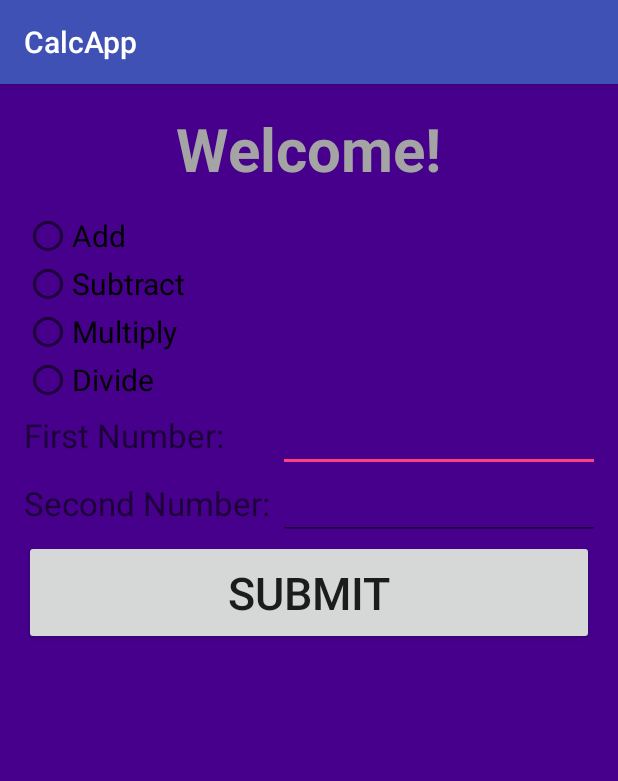
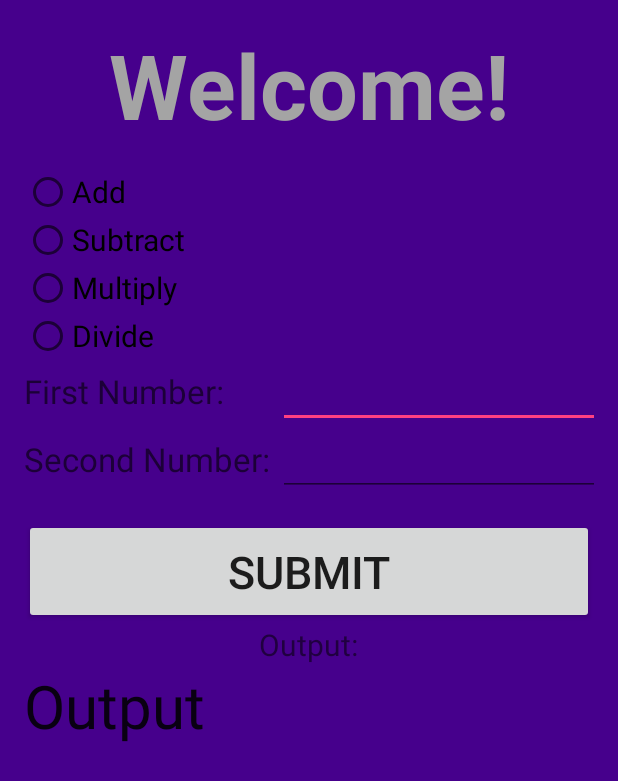
Before and after one commit to RossouwBinedellAliens/CalcApp, an Android app: the screen it shows after launch (MainActivity), on a phone screen of 412 x 824 dp. Shown: the top 781 px of the screen. Run offline under Robolectric (Android 15) with nearby library versions, the phone set to English and light mode, and no system bars.

Commit message:
Third Comment

```diff
--- a/app/src/main/java/maintest/calcapp/MainActivity.java
+++ b/app/src/main/java/maintest/calcapp/MainActivity.java
@@ -1,7 +1,9 @@
 package maintest.calcapp;
 
+import android.app.ActionBar;
 import android.support.v7.app.AppCompatActivity;
 import android.os.Bundle;
+import android.view.View;
 
 public class MainActivity extends AppCompatActivity {
 
@@ -9,5 +11,6 @@ public class MainActivity extends AppCompatActivity {
     protected void onCreate(Bundle savedInstanceState) {
         super.onCreate(savedInstanceState);
         setContentView(R.layout.activity_main);
+
     }
 }
--- a/app/src/main/res/layout/activity_main.xml
+++ b/app/src/main/res/layout/activity_main.xml
@@ -14,24 +14,37 @@
         android:layout_width="wrap_content"
         android:layout_height="wrap_content"
         android:text="Welcome!"
+        android:textSize="60sp"
         android:layout_centerHorizontal="true"
-        android:textSize="40sp"
         android:textStyle="bold"
         android:textColor="@color/fontColour"
-        android:id="@+id/textView" />
+        android:id="@+id/textView_welcome"/>
+
+    <ScrollView
+        android:layout_width="match_parent"
+        android:layout_height="match_parent"
+        android:id="@+id/scrollView"
+        android:layout_alignParentBottom="true"
+        android:layout_alignParentEnd="true"
+        android:layout_below="@+id/textView_welcome">
+
+        <LinearLayout
+            android:orientation="vertical"
+            android:layout_width="match_parent"
+            android:layout_height="wrap_content"
+            android:weightSum="1">
 
             <RadioGroup
                 android:layout_width="wrap_content"
                 android:layout_height="wrap_content"
-        android:layout_below="@+id/textView"
                 android:paddingTop="15dp"
-        android:layout_alignParentStart="true"
                 android:id="@+id/radioGroup">
 
                 <RadioButton
                     android:layout_width="wrap_content"
                     android:layout_height="wrap_content"
                     android:text="Add"
+
                     android:textSize="20sp"
                     android:id="@+id/radioButton" />
 
@@ -60,8 +73,6 @@
             <GridLayout
                 android:layout_width="match_parent"
                 android:layout_height="wrap_content"
-        android:layout_below="@+id/radioGroup"
-        android:layout_alignParentStart="true"
                 android:id="@+id/gridLayout">
 
                 <TextView
@@ -107,10 +118,28 @@
                 android:layout_width="match_parent"
                 android:layout_height="70dp"
                 android:text="Submit"
+                android:layout_marginTop="15dp"
                 android:id="@+id/commitButton"
-        android:textSize="30sp"
+                android:textSize="30sp" />
 
-        android:layout_below="@+id/gridLayout"
-        android:layout_alignParentStart="true" />
+            <TextView
+                android:layout_width="wrap_content"
+                android:layout_height="wrap_content"
+                android:textAppearance="?android:attr/textAppearanceSmall"
+                android:text="Output:"
+                android:id="@+id/textView_output_label"
+                android:textSize="20sp"
+                android:layout_gravity="center_horizontal" />
+
+            <TextView
+                android:layout_width="match_parent"
+                android:layout_height="wrap_content"
+                android:textAppearance="?android:attr/textAppearanceLarge"
+                android:text="Output"
+                android:id="@+id/textView_Output"
+                android:textSize="40sp"/>
+
+        </LinearLayout>
+    </ScrollView>
 
 </RelativeLayout>
--- a/app/src/main/res/values/styles.xml
+++ b/app/src/main/res/values/styles.xml
@@ -1,7 +1,7 @@
 <resources>
 
     <!-- Base application theme. -->
-    <style name="AppTheme" parent="Theme.AppCompat.Light.DarkActionBar">
+    <style name="AppTheme" parent="Theme.AppCompat.Light.NoActionBar">
         <!-- Customize your theme here. -->
         <item name="colorPrimary">@color/colorPrimary</item>
         <item name="colorPrimaryDark">@color/colorPrimaryDark</item>
```
Lines whose indentation alone changed are shown as unchanged.
